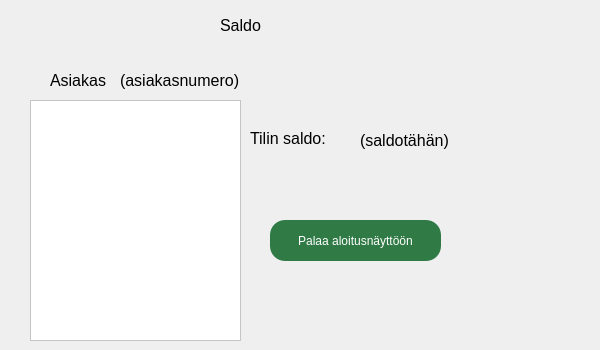
Qt form frontend/saldo.ui (22kmo-project/group_5) before a commit.
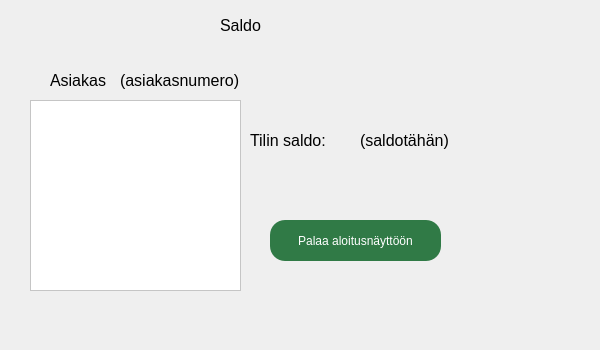
The same form after that commit. Icons and pictures are not drawn.

The edit to the form file:
```diff
--- a/frontend/saldo.ui
+++ b/frontend/saldo.ui
@@ -39,7 +39,7 @@
     <rect>
      <x>220</x>
      <y>10</y>
-     <width>51</width>
+     <width>91</width>
      <height>31</height>
     </rect>
    </property>
@@ -58,7 +58,7 @@
      <x>30</x>
      <y>100</y>
      <width>211</width>
-     <height>241</height>
+     <height>191</height>
     </rect>
    </property>
    <property name="styleSheet">
@@ -70,8 +70,8 @@
     <rect>
      <x>250</x>
      <y>130</y>
-     <width>81</width>
-     <height>16</height>
+     <width>101</width>
+     <height>21</height>
     </rect>
    </property>
    <property name="font">
@@ -122,7 +122,7 @@
     <rect>
      <x>50</x>
      <y>70</y>
-     <width>61</width>
+     <width>71</width>
      <height>21</height>
     </rect>
    </property>
```
